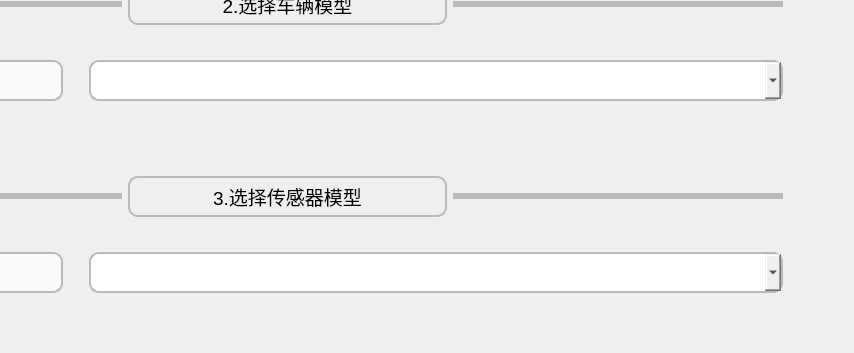
First picture: the form in OpenX/window/window_carmaker.ui, repository iMustanga/OpenX_File_Change, before the edit; both pictures show x 279 to 1133 and y 327 to 680 of the 1133 by 980 pixel window.
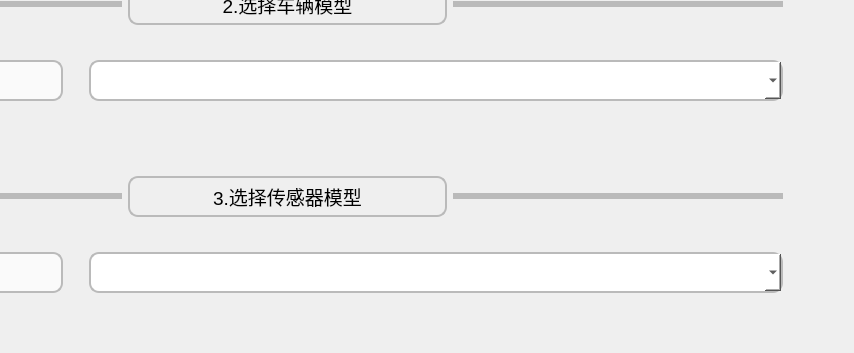
Second picture: the form after the edit.

Commit message: Add button hover and press animation

The edit to the form file:
```diff
--- a/OpenX/window/window_carmaker.ui
+++ b/OpenX/window/window_carmaker.ui
@@ -240,6 +240,7 @@
        </property>
        <property name="styleSheet">
         <string notr="true">border:2px solid rgb(186,186,186);
+background-color: rgb(255, 255, 255);
 border-radius:10px</string>
        </property>
       </widget>
@@ -667,6 +668,7 @@
        </property>
        <property name="styleSheet">
         <string notr="true">border:2px solid rgb(186,186,186);
+background-color: rgb(255, 255, 255);
 border-radius:10px</string>
        </property>
       </widget>
```
Left out of the diff: 29 changed lines with no effect on the pictures. The commit also changes 5 other files.
